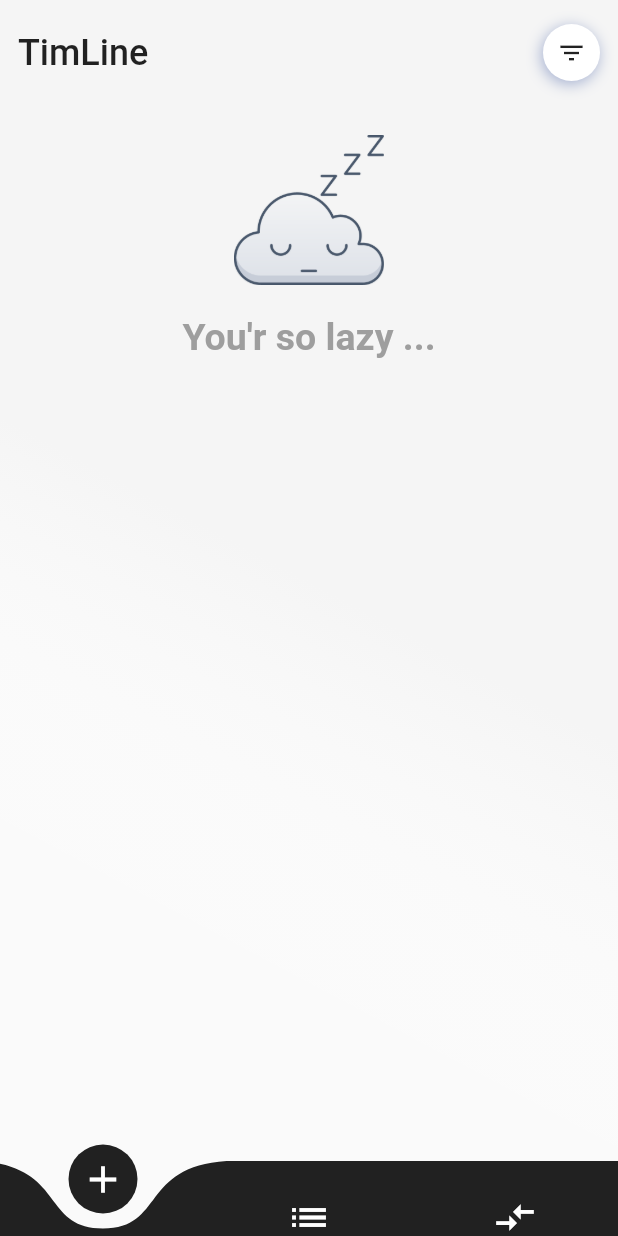
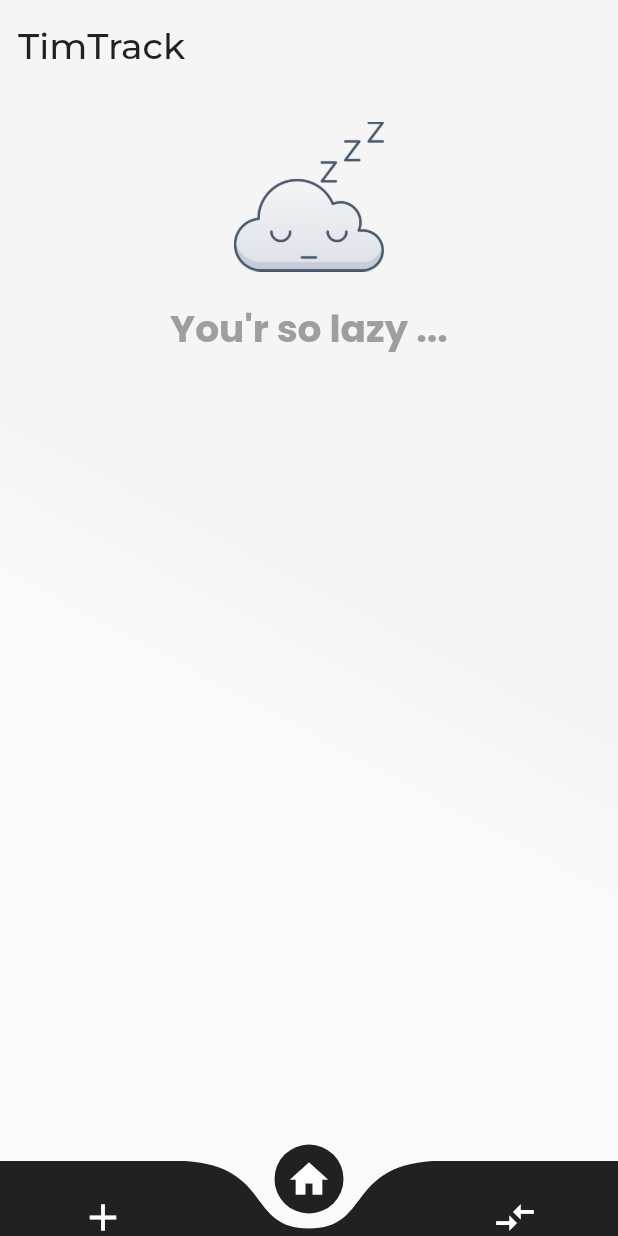
Before and after one commit to JordiiVidal/timtrack, a Flutter app: the screen it shows after launch, on a phone screen of 412 x 824 dp. Run offline on Flutter 3.47's test engine with Material 2 defaults, Android fonts, the phone set to English and light mode, and no system bars; drawn by our look-alikes of curved_navigation_bar; our stand-ins replace chips_choice, equatable, flutter_bloc, flutter_slidable, google_fonts, modal_bottom_sheet and 2 more; missing offline and left inert: flutter_statusbarcolor; accounts and stored records are empty.

Commit message:
state navigation bloc

```diff
--- a/lib/bloc/cycles/cycles_bloc.dart
+++ b/lib/bloc/cycles/cycles_bloc.dart
@@ -44,7 +44,7 @@ class CyclesBloc extends Bloc<CyclesEvent, CyclesState> {
 
   Stream<CyclesState> _mapCycleDeletedToState(CycleDeleted event) async* {
     if (state is CyclesLoadSuccess) {
-      int res = await cycleRepository.deleteCycle(event.cycle.id);
+     await cycleRepository.deleteCycle(event.cycle.id);
 
       ///DB
       // print(res);
@@ -59,7 +59,7 @@ class CyclesBloc extends Bloc<CyclesEvent, CyclesState> {
 
   Stream<CyclesState> _mapCycleUpdatedToState(CycleUpdated event) async* {
     if (state is CyclesLoadSuccess) {
-      int res = await cycleRepository.updateCycle(event.cycle);
+      await cycleRepository.updateCycle(event.cycle);
       // DB
       // final List<Cycle> updatedTodos =
       //     (state as CyclesLoadSuccess).cycles.map((element) {
--- a/lib/bloc/navigation/navigation.dart
+++ b/lib/bloc/navigation/navigation.dart
@@ -0,0 +1,3 @@
+export './navigation_bloc.dart';
+export './navigation_event.dart';
+export './navigation_state.dart';
--- a/lib/bloc/navigation/navigation_event.dart
+++ b/lib/bloc/navigation/navigation_event.dart
@@ -0,0 +1,16 @@
+import 'package:equatable/equatable.dart';
+
+class NavigationEvent extends Equatable {
+  const NavigationEvent();
+  @override
+  List<Object> get props => [];
+}
+
+class NavigationLoaded extends NavigationEvent {}
+
+class NavigationUpdated extends NavigationEvent {
+  final int index;
+  const NavigationUpdated(this.index);
+  @override
+  List<Object> get props => [index];
+}
--- a/lib/bloc/navigation/navigation_state.dart
+++ b/lib/bloc/navigation/navigation_state.dart
@@ -0,0 +1,21 @@
+import 'package:equatable/equatable.dart';
+
+class NavigationState extends Equatable {
+  const NavigationState();
+
+  @override
+  List<Object> get props => [];
+}
+
+class NavigationLoadInProgress extends NavigationState {}
+
+class NavigationLoadFailure extends NavigationState {}
+
+class NavigationLoadSuccess extends NavigationState {
+  final int index;
+
+  const NavigationLoadSuccess([this.index = 1]);
+
+  @override
+  List<Object> get props => [index];
+}
--- a/lib/main.dart
+++ b/lib/main.dart
@@ -1,9 +1,13 @@
 import 'package:flutter/material.dart';
+import 'package:flutter/services.dart';
 import 'package:flutter_bloc/flutter_bloc.dart';
+import 'package:flutter_statusbarcolor/flutter_statusbarcolor.dart';
+import 'package:google_fonts/google_fonts.dart';
+
 import 'package:timtrack/bloc/activities/activities.dart';
-import 'package:timtrack/bloc/activities/activities_bloc.dart';
-import 'package:timtrack/bloc/cycles/cycles_bloc.dart';
-import 'package:timtrack/bloc/cycles/cycles_event.dart';
+import 'package:timtrack/bloc/cycles/cycles.dart';
+import 'package:timtrack/bloc/navigation/navigation.dart';
+
 import 'package:timtrack/repository/activity_repository.dart';
 import 'package:timtrack/repository/cycle_repository.dart';
 
@@ -18,20 +22,60 @@ void main() {
             activityRepository: ActivityRepository(),
           )..add(ActivitiesLoaded());
         }),
-        BlocProvider(
-          create: (context) {
-            return CyclesBloc(
-              cycleRepository: CycleRepository(),
-            )..add(CyclesLoaded());
-          },
-        ),
+        BlocProvider(create: (context) {
+          return CyclesBloc(
+            cycleRepository: CycleRepository(),
+          )..add(CyclesLoaded());
+        }),
+        BlocProvider(create: (context) {
+          return NavigationBloc()..add(NavigationLoaded());
+        })
       ],
       child: MyApp(),
     ),
   );
 }
 
-class MyApp extends StatelessWidget {
+class MyApp extends StatefulWidget {
+  @override
+  _MyAppState createState() => _MyAppState();
+}
+
+class _MyAppState extends State<MyApp> with WidgetsBindingObserver {
+  @override
+  initState() {
+    super.initState();
+    WidgetsBinding.instance.addObserver(this);
+    changeColor(Colors.transparent, Colors.black87);
+  }
+
+  @override
+  dispose() {
+    WidgetsBinding.instance.removeObserver(this);
+    super.dispose();
+  }
+
+  @override
+  didChangeAppLifecycleState(AppLifecycleState state) {
+    if (state == AppLifecycleState.resumed) {
+      FlutterStatusbarcolor.setStatusBarWhiteForeground(false);
+      FlutterStatusbarcolor.setNavigationBarWhiteForeground(true);
+    }
+    super.didChangeAppLifecycleState(state);
+  }
+
+  changeColor(Color statusColor, Color navigationColor) async {
+    try {
+      await FlutterStatusbarcolor.setStatusBarColor(statusColor, animate: true);
+      await FlutterStatusbarcolor.setNavigationBarColor(navigationColor,
+          animate: true);
+      FlutterStatusbarcolor.setStatusBarWhiteForeground(false);
+      FlutterStatusbarcolor.setNavigationBarWhiteForeground(true);
+    } on PlatformException catch (e) {
+      debugPrint(e.toString());
+    }
+  }
+
   @override
   Widget build(BuildContext context) {
     return MaterialApp(
@@ -40,6 +84,9 @@ class MyApp extends StatelessWidget {
       theme: ThemeData(
         primarySwatch: Colors.blue,
         visualDensity: VisualDensity.adaptivePlatformDensity,
+        textTheme: GoogleFonts.poppinsTextTheme(
+          Theme.of(context).textTheme,
+        ),
         appBarTheme: AppBarTheme(
           iconTheme: IconThemeData(
             color: Colors.black87,
--- a/lib/pages/activities_page.dart
+++ b/lib/pages/activities_page.dart
@@ -15,9 +15,6 @@ class ActivitiesPage extends StatelessWidget {
         child: Column(
           children: [
             AppBarCustom(
-              icon: null,
-              pop: true,
-              pushNamed: '',
               title: 'List Activities',
             ),
             SizedBox(
--- a/lib/pages/home_page.dart
+++ b/lib/pages/home_page.dart
@@ -1,22 +1,22 @@
+import 'package:flutter/material.dart';
+import 'package:flutter_bloc/flutter_bloc.dart';
+
 import 'package:curved_navigation_bar/curved_navigation_bar.dart';
-import 'package:flutter/material.dart';
-import 'package:timtrack/utils/helpers.dart';
+
+import 'package:timtrack/bloc/navigation/navigation.dart';
+import 'package:timtrack/bloc/navigation/navigation_bloc.dart';
+
+import 'package:timtrack/widgets/activity_list.dart';
 import 'package:timtrack/widgets/app_bar_custom.dart';
+import 'package:timtrack/widgets/create_activity.dart';
 import 'package:timtrack/widgets/cycle_list.dart';
 
-class HomePage extends StatefulWidget {
-  @override
-  _HomePageState createState() => _HomePageState();
-}
+import 'package:timtrack/utils/helpers.dart';
 
-class _HomePageState extends State<HomePage> {
-  int _page = 0;
-  GlobalKey _bottomNavigationKey = GlobalKey();
+class HomePage extends StatelessWidget {
+  final GlobalKey _bottomNavigationKey = GlobalKey();
 
-  @override
-  void initState() {
-    super.initState();
-  }
+  final List<Widget> _tabs = [CreateActivity(), CycleList(), ActivityList()];
 
   @override
   Widget build(BuildContext context) {
@@ -33,14 +33,22 @@ class _HomePageState extends State<HomePage> {
               mainAxisAlignment: MainAxisAlignment.center,
               children: [
                 AppBarCustom(
-                  title: 'TimLine',
-                  icon: Icons.filter_list,
-                  pushNamed: '/activities',
+                  title: 'TimTrack',
                 ),
                 Expanded(
-                  child: Container(
+                  child: BlocBuilder<NavigationBloc, NavigationState>(
+                    builder: (context, state) {
+                      if (state is NavigationLoadSuccess) {
+                        return Container(
                           padding: EdgeInsets.symmetric(vertical: 20),
-                    child: CycleList(),
+                          child: _tabs[state.index],
+                        );
+                      } else {
+                        return Container(
+                          child: CircularProgressIndicator(),
+                        );
+                      }
+                    },
                   ),
                 ),
               ],
@@ -48,28 +56,29 @@ class _HomePageState extends State<HomePage> {
           ),
         ],
       ),
-      bottomNavigationBar: CurvedNavigationBar(
+      bottomNavigationBar: BlocBuilder<NavigationBloc, NavigationState>(
+        builder: (context, state) {
+          return CurvedNavigationBar(
             key: _bottomNavigationKey,
-        index: 0,
+            index: 1,
             height: 50.0,
             items: <Widget>[
               Icon(Icons.add, size: 30, color: Colors.white),
-          Icon(Icons.list, size: 30, color: Colors.white),
+              Icon(Icons.home, size: 30, color: Colors.white),
               Icon(Icons.compare_arrows, size: 30, color: Colors.white),
             ],
             color: Colors.black87,
-        buttonBackgroundColor:Colors.black87,
+            buttonBackgroundColor: Colors.black87,
             backgroundColor: Color(0xffffff),
             animationCurve: Curves.easeInOut,
             animationDuration: Duration(milliseconds: 600),
-        onTap: (index) {
-          setState(() {
-            _page = index;
-          });
+            onTap: (index) => BlocProvider.of<NavigationBloc>(context)
+                .add(NavigationUpdated(index)),
+          );
         },
       ),
     );
   }
 }
 
-enum _SelectedTab { home, likes, search, profile }
+///enum _SelectedTab { home, likes, search, profile }
--- a/lib/providers/db_provider.dart
+++ b/lib/providers/db_provider.dart
@@ -3,8 +3,6 @@ import 'dart:io';
 import 'package:path/path.dart';
 import 'package:path_provider/path_provider.dart';
 import 'package:sqflite/sqflite.dart';
-import 'package:timtrack/models/activity_model.dart';
-import 'package:timtrack/models/cycle_model.dart';
 
 class DBProvider {
   static Database _database;
--- a/lib/widgets/activity_list.dart
+++ b/lib/widgets/activity_list.dart
@@ -32,6 +32,10 @@ class ActivityList extends StatelessWidget {
                 activity: list[i],
               ),
             );
+          } else {
+            return Container(
+              child: Text('Error'),
+            );
           }
         },
       ),
--- a/lib/widgets/app_bar_custom.dart
+++ b/lib/widgets/app_bar_custom.dart
@@ -1,13 +1,10 @@
 import 'package:flutter/material.dart';
-import 'package:timtrack/widgets/icon_shadow.dart';
+import 'package:google_fonts/google_fonts.dart';
 
 class AppBarCustom extends StatelessWidget {
   final String title;
-  final IconData icon;
-  final String pushNamed;
-  final bool pop;
-  const AppBarCustom({Key key, this.title, this.icon, this.pushNamed, bool pop})
-      : this.pop = pop ?? false;
+
+  const AppBarCustom({Key key, this.title});
 
   @override
   Widget build(BuildContext context) {
@@ -25,32 +22,18 @@ class AppBarCustom extends StatelessWidget {
               mainAxisAlignment: MainAxisAlignment.start,
               crossAxisAlignment: CrossAxisAlignment.center,
               children: [
-                (pop)
-                    ? IconButton(
-                        padding: EdgeInsets.all(0),
-                        icon: Icon(
-                          Icons.arrow_back_ios,
-                          size: 20,
-                        ),
-                        onPressed: () => Navigator.pop(context),
-                      )
-                    : SizedBox(),
                 Text(
                   this.title,
-                  style: TextStyle(
-                    fontSize: 24,
-                    fontWeight: FontWeight.w500,
+                  style: GoogleFonts.montserrat(
+                    textStyle: TextStyle(
+                      fontSize: 24,
+                      fontWeight: FontWeight.w500,
+                    ),
                   ),
                 ),
               ],
             ),
           ),
-          (this.icon == null)
-              ? SizedBox()
-              : IconShadow(
-                  icon: this.icon,
-                  pushNamed: this.pushNamed,
-                )
         ],
       ),
     );
--- a/lib/widgets/cycle_list.dart
+++ b/lib/widgets/cycle_list.dart
@@ -32,6 +32,10 @@ class CycleList extends StatelessWidget {
               isLast: i == cycles.length - 1 ? true : false,
             ),
           );
+        } else {
+          return Container(
+            child: Text('Error'),
+          );
         }
       },
     );
--- a/pubspec.yaml
+++ b/pubspec.yaml
@@ -39,6 +39,8 @@ dependencies:
   modal_bottom_sheet: ^1.0.0+1
   chips_choice: ^2.0.1
   curved_navigation_bar: ^0.3.4
+  flutter_statusbarcolor: ^0.2.3
+  google_fonts: ^1.1.1
 
 
 
```
Also changed, not shown: lib/bloc/navigation/navigation_bloc.dart (+30 -0 lines), lib/widgets/create_activity.dart (added, +55 -0 lines), lib/widgets/cycle_item.dart (+9 -70 lines), lib/widgets/cycle_timer.dart (added, +74 -0 lines), pubspec.lock. Lines whose indentation alone changed are shown as unchanged.
